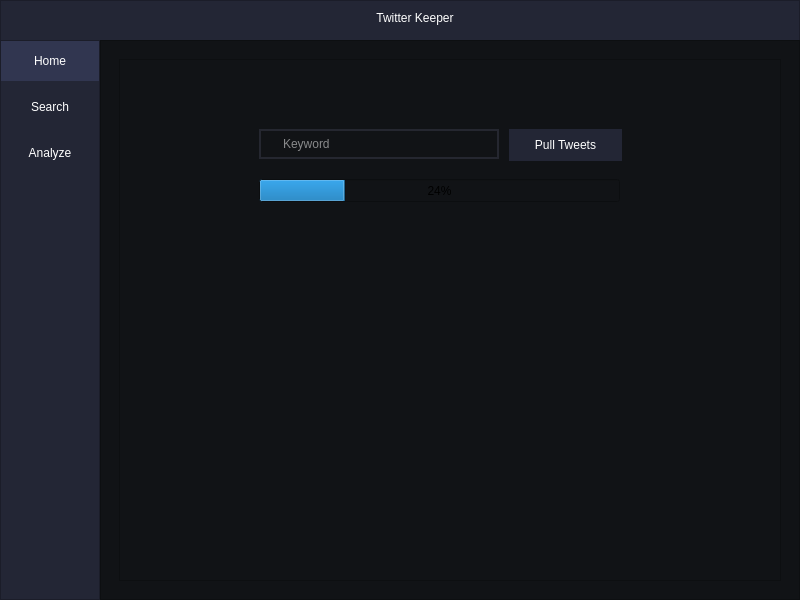
Qt form GUI/ui_main.ui (sirasit-kmutnb/Software-Development-II) before a commit.
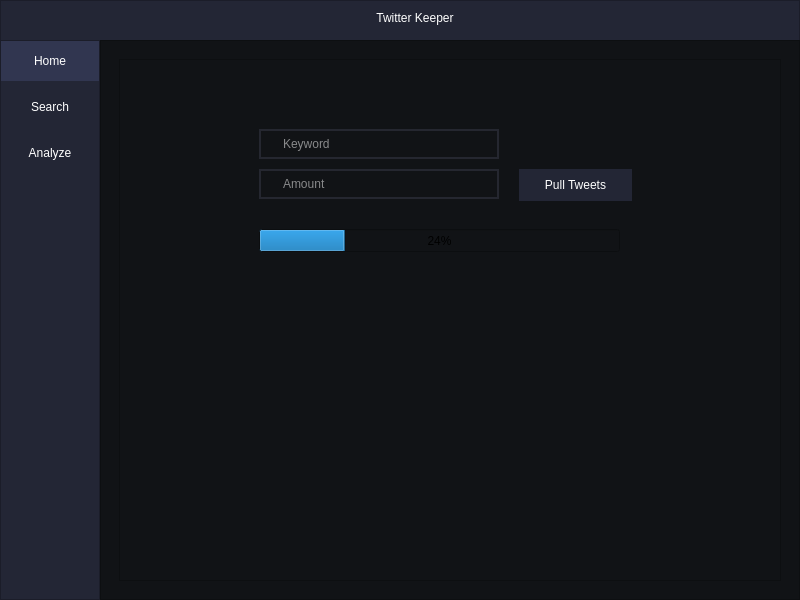
The same form after that commit.

Patch:
```diff
--- a/GUI/ui_main.ui
+++ b/GUI/ui_main.ui
@@ -332,8 +332,8 @@
                 <widget class="QPushButton" name="PullTweet_Field">
                  <property name="geometry">
                   <rect>
-                   <x>390</x>
-                   <y>70</y>
+                   <x>400</x>
+                   <y>110</y>
                    <width>113</width>
                    <height>32</height>
                   </rect>
@@ -394,7 +394,7 @@
                  <property name="geometry">
                   <rect>
                    <x>140</x>
-                   <y>120</y>
+                   <y>170</y>
                    <width>361</width>
                    <height>23</height>
                   </rect>
@@ -403,6 +403,40 @@
                   <number>24</number>
                  </property>
                 </widget>
+                <widget class="QLineEdit" name="Keyword_Pull_Field_2">
+                 <property name="geometry">
+                  <rect>
+                   <x>140</x>
+                   <y>110</y>
+                   <width>240</width>
+                   <height>30</height>
+                  </rect>
+                 </property>
+                 <property name="minimumSize">
+                  <size>
+                   <width>240</width>
+                   <height>30</height>
+                  </size>
+                 </property>
+                 <property name="maximumSize">
+                  <size>
+                   <width>240</width>
+                   <height>30</height>
+                  </size>
+                 </property>
+                 <property name="styleSheet">
+                  <string notr="true">QLineEdit {
+	border: 2px solid rgb(37,39,48);
+	border-radius: 50px;
+	color: #FFF;
+	padding-left: 20px;
+	padding-right: 20px;
+}</string>
+                 </property>
+                 <property name="placeholderText">
+                  <string>Amount</string>
+                 </property>
+                </widget>
                </widget>
               </item>
              </layout>
```
